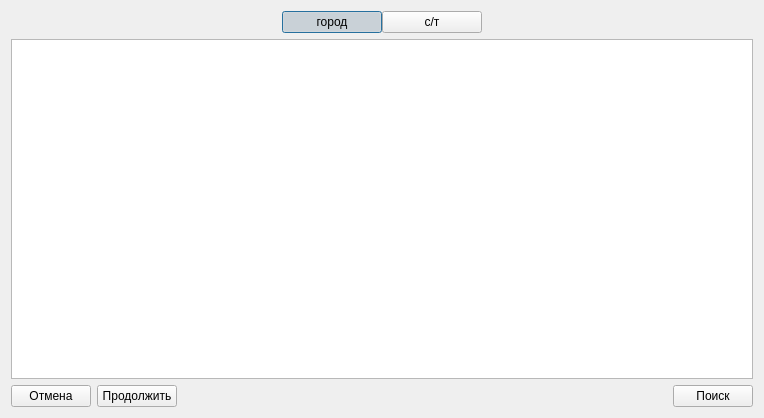
Before: the Qt Designer form src/core/dialogs/phonefinddialog.ui in Arox/makler, drawn with Qt 5.
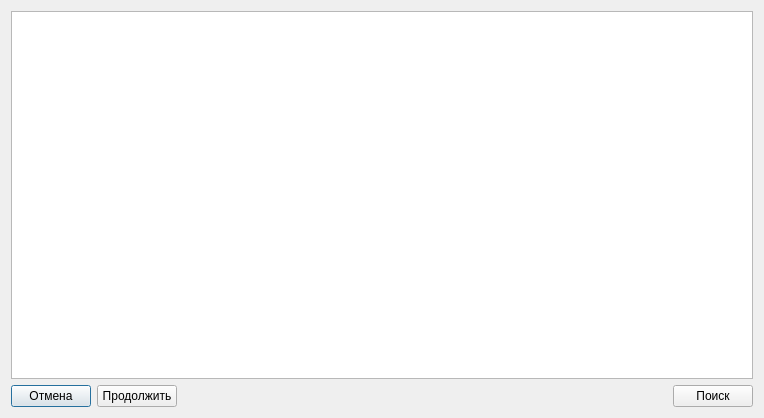
After: the same form once the commit is applied.

```diff
--- a/src/core/dialogs/phonefinddialog.ui
+++ b/src/core/dialogs/phonefinddialog.ui
@@ -17,83 +17,6 @@
    <item>
     <layout class="QHBoxLayout" name="contactLayout"/>
    </item>
-   <item>
-    <layout class="QHBoxLayout" name="horizontalLayout_2">
-     <property name="spacing">
-      <number>0</number>
-     </property>
-     <item>
-      <spacer name="horizontalSpacer_2">
-       <property name="orientation">
-        <enum>Qt::Horizontal</enum>
-       </property>
-       <property name="sizeHint" stdset="0">
-        <size>
-         <width>40</width>
-         <height>20</height>
-        </size>
-       </property>
-      </spacer>
-     </item>
-     <item>
-      <widget class="QPushButton" name="mpCity">
-       <property name="minimumSize">
-        <size>
-         <width>100</width>
-         <height>0</height>
-        </size>
-       </property>
-       <property name="text">
-        <string>город</string>
-       </property>
-       <property name="checkable">
-        <bool>true</bool>
-       </property>
-       <property name="checked">
-        <bool>true</bool>
-       </property>
-       <property name="flat">
-        <bool>true</bool>
-       </property>
-      </widget>
-     </item>
-     <item>
-      <widget class="QPushButton" name="mpNoCity">
-       <property name="minimumSize">
-        <size>
-         <width>100</width>
-         <height>0</height>
-        </size>
-       </property>
-       <property name="text">
-        <string>с/т</string>
-       </property>
-       <property name="checkable">
-        <bool>true</bool>
-       </property>
-      </widget>
-     </item>
-     <item>
-      <spacer name="horizontalSpacer_3">
-       <property name="orientation">
-        <enum>Qt::Horizontal</enum>
-       </property>
-       <property name="sizeHint" stdset="0">
-        <size>
-         <width>40</width>
-         <height>20</height>
-        </size>
-       </property>
-      </spacer>
-     </item>
-    </layout>
-   </item>
-   <item>
-    <layout class="QHBoxLayout" name="horizontalLayout_4"/>
-   </item>
-   <item>
-    <layout class="QHBoxLayout" name="horizontalLayout_6"/>
-   </item>
    <item>
     <widget class="QTableView" name="mpResultView">
      <attribute name="horizontalHeaderStretchLastSection">
```
